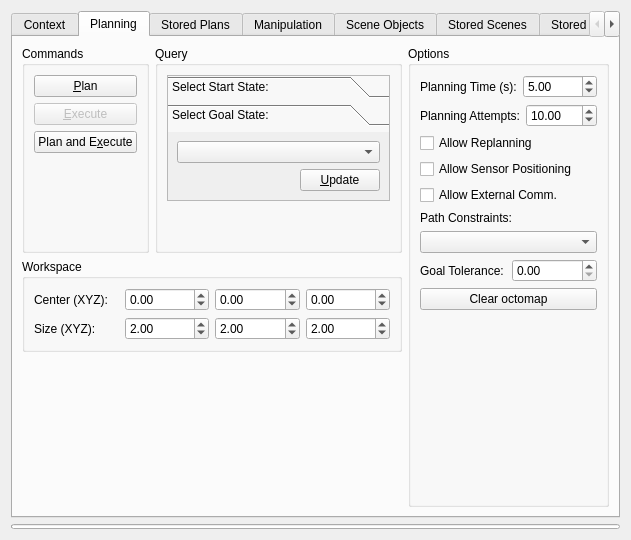
Qt form visualization/motion_planning_rviz_plugin/src/ui/motion_planning_rviz_plugin_frame.ui (ehuang3/moveit_ros) before a commit.
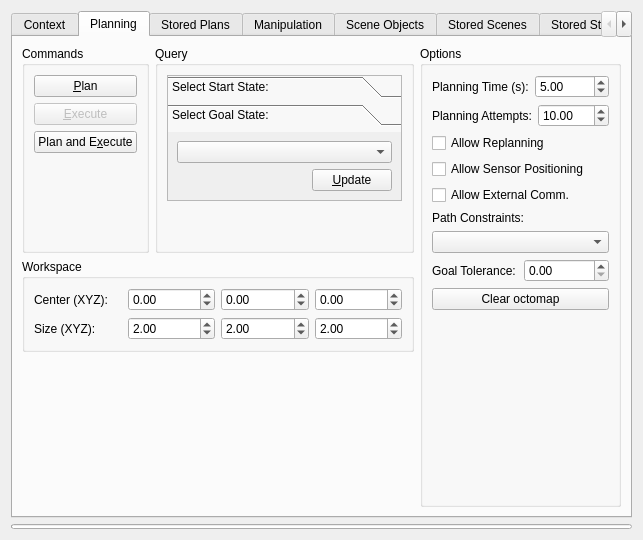
The same form after that commit. The open tabs and pages were chosen to show the change.

Commit message: Add set start/goal to current buttons

```diff
--- a/visualization/motion_planning_rviz_plugin/src/ui/motion_planning_rviz_plugin_frame.ui
+++ b/visualization/motion_planning_rviz_plugin/src/ui/motion_planning_rviz_plugin_frame.ui
@@ -6,7 +6,7 @@
    <rect>
     <x>0</x>
     <y>0</y>
-    <width>631</width>
+    <width>643</width>
     <height>540</height>
    </rect>
   </property>
@@ -360,8 +360,8 @@
                   <rect>
                    <x>0</x>
                    <y>0</y>
-                   <width>195</width>
-                   <height>70</height>
+                   <width>99</width>
+                   <height>71</height>
                   </rect>
                  </property>
                  <attribute name="label">
```
Left out of the diff: 6 changed lines with no effect on the pictures. The commit also changes 3 other files.
